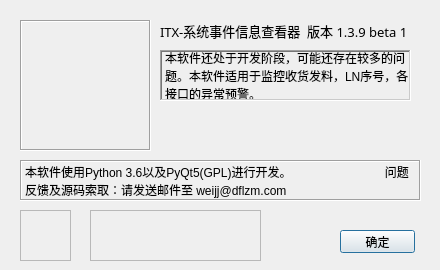
The window that System_Event_Watcher/UI_about.ui (ITX-Snowhare/Python_DFLZM_System_Event_Watcher) describes before a commit, drawn with Qt 5.
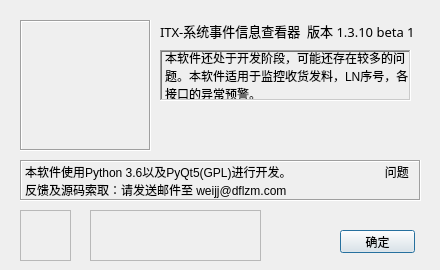
The same window after the commit. Icons and pictures are not drawn.

Commit message: 更改版本号

What changed in the file:
```diff
--- a/System_Event_Watcher/UI_about.ui
+++ b/System_Event_Watcher/UI_about.ui
@@ -66,7 +66,7 @@
     </font>
    </property>
    <property name="text">
-    <string>ITX-系统事件信息查看器  版本 1.3.9 beta 1</string>
+    <string>ITX-系统事件信息查看器  版本 1.3.10 beta 1</string>
    </property>
   </widget>
   <widget class="QLabel" name="label_3">
```
The commit also changes 1 other file.
